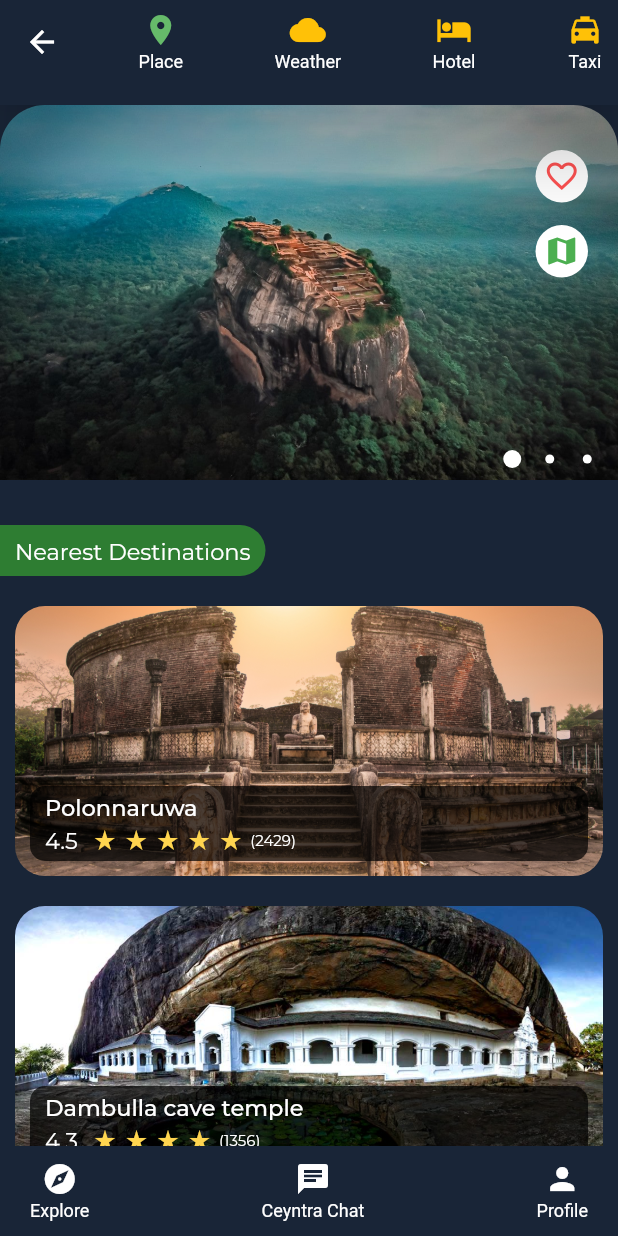
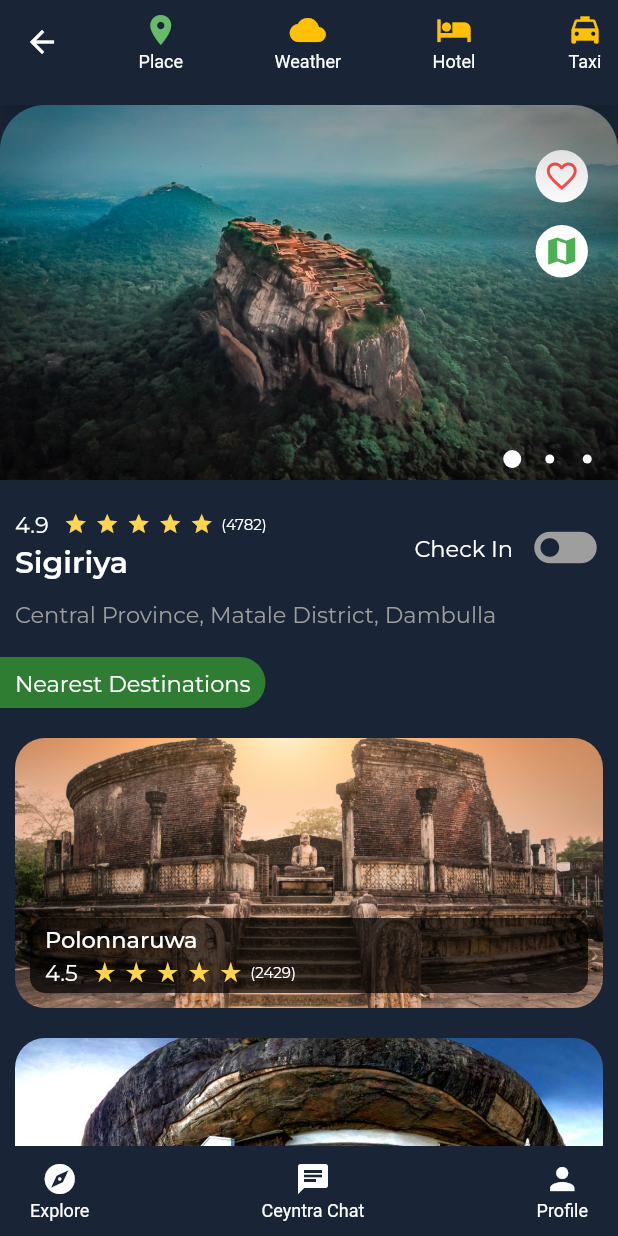
Before and after one commit to Ceyntra/Ceyntra-mobile, a Flutter app: the screen it shows after launch, after a tap on "Polonnaruwa", on a phone screen of 412 x 824 dp. Run offline on Flutter 3.47's test engine with Material 2 defaults, Android fonts, the phone set to English and light mode, and no system bars; drawn by our look-alikes of carousel_pro; our stand-ins replace flutter_svg, google_fonts.

Commit message:
placeScreen screen uppder part is done

```diff
--- a/lib/views/screens/clickOnPlace/placeScreen.dart
+++ b/lib/views/screens/clickOnPlace/placeScreen.dart
@@ -12,6 +12,7 @@ class PlaceScreen extends StatefulWidget {
 
 class _PlaceScreenState extends State<PlaceScreen> {
   bool favourite = false;
+  bool toggle = false;
   @override
   Widget build(BuildContext context) {
     return Column(
@@ -88,7 +89,143 @@ class _PlaceScreenState extends State<PlaceScreen> {
           ],
         ),
         SizedBox(
-          height: 30,
+          height: 20,
+        ),
+        Container(
+          padding: EdgeInsets.symmetric(horizontal: 10),
+          width: double.infinity,
+          child: Column(
+            crossAxisAlignment: CrossAxisAlignment.start,
+            children: [
+              Container(
+                child: Row(
+                  mainAxisAlignment: MainAxisAlignment.spaceBetween,
+                  crossAxisAlignment: CrossAxisAlignment.start,
+                  children: [
+                    Container(
+                      child: Column(
+                        crossAxisAlignment: CrossAxisAlignment.start,
+                        children: [
+                          Row(
+                            children: [
+                              Container(
+                                margin: EdgeInsets.only(right: 10),
+                                child: Text(
+                                  "4.9",
+                                  style: GoogleFonts.montserrat(
+                                      fontSize: 15, color: Colors.white),
+                                ),
+                              ),
+                              Container(
+                                margin: EdgeInsets.only(right: 5),
+                                child: Icon(
+                                  Icons.star,
+                                  color: Colors.amber[300],
+                                  size: 16,
+                                ),
+                              ),
+                              Container(
+                                margin: EdgeInsets.only(right: 5),
+                                child: Icon(
+                                  Icons.star,
+                                  color: Colors.amber[300],
+                                  size: 16,
+                                ),
+                              ),
+                              Container(
+                                margin: EdgeInsets.only(right: 5),
+                                child: Icon(
+                                  Icons.star,
+                                  color: Colors.amber[300],
+                                  size: 16,
+                                ),
+                              ),
+                              Container(
+                                margin: EdgeInsets.only(right: 5),
+                                child: Icon(
+                                  Icons.star,
+                                  color: Colors.amber[300],
+                                  size: 16,
+                                ),
+                              ),
+                              Container(
+                                margin: EdgeInsets.only(right: 5),
+                                child: Icon(
+                                  Icons.star,
+                                  color: Colors.amber[300],
+                                  size: 16,
+                                ),
+                              ),
+                              Container(
+                                // margin: EdgeInsets.only(left: 5),
+                                child: Text(
+                                  "(4782)",
+                                  style: GoogleFonts.montserrat(
+                                      fontSize: 10, color: Colors.white),
+                                ),
+                              ),
+                            ],
+                          ),
+                          Container(
+                            margin: EdgeInsets.only(top: 5),
+                            child: Text(
+                              "Sigiriya",
+                              style: GoogleFonts.montserrat(
+                                  fontWeight: FontWeight.w600,
+                                  fontSize: 20,
+                                  color: Colors.white),
+                            ),
+                          )
+                        ],
+                      ),
+                    ),
+                    Container(
+                      alignment: Alignment.topRight,
+                      // color: Colors.redAccent,
+
+                      child: Row(
+                        children: [
+                          Container(
+                            margin: EdgeInsets.only(right: 10),
+                            child: Text(
+                              "Check In",
+                              style: GoogleFonts.montserrat(
+                                fontSize: 15,
+                                color: Colors.white,
+                              ),
+                            ),
+                          ),
+                          GestureDetector(
+                            onTap: () {
+                              setState(() {
+                                !toggle ? toggle = true : toggle = false;
+                              });
+                            },
+                            child: Icon(
+                              toggle ? Icons.toggle_on : Icons.toggle_off,
+                              color: toggle ? Colors.green : Colors.grey,
+                              size: 50,
+                            ),
+                          )
+                        ],
+                      ),
+                    )
+                  ],
+                ),
+              ),
+              Container(
+                margin: EdgeInsets.only(top: 10),
+                child: Text(
+                  "Central Province, Matale District, Dambulla",
+                  style:
+                      GoogleFonts.montserrat(fontSize: 15, color: Colors.grey),
+                ),
+              )
+            ],
+          ),
+        ),
+        SizedBox(
+          height: 20,
         ),
         Container(
           alignment: Alignment.centerLeft,
```
